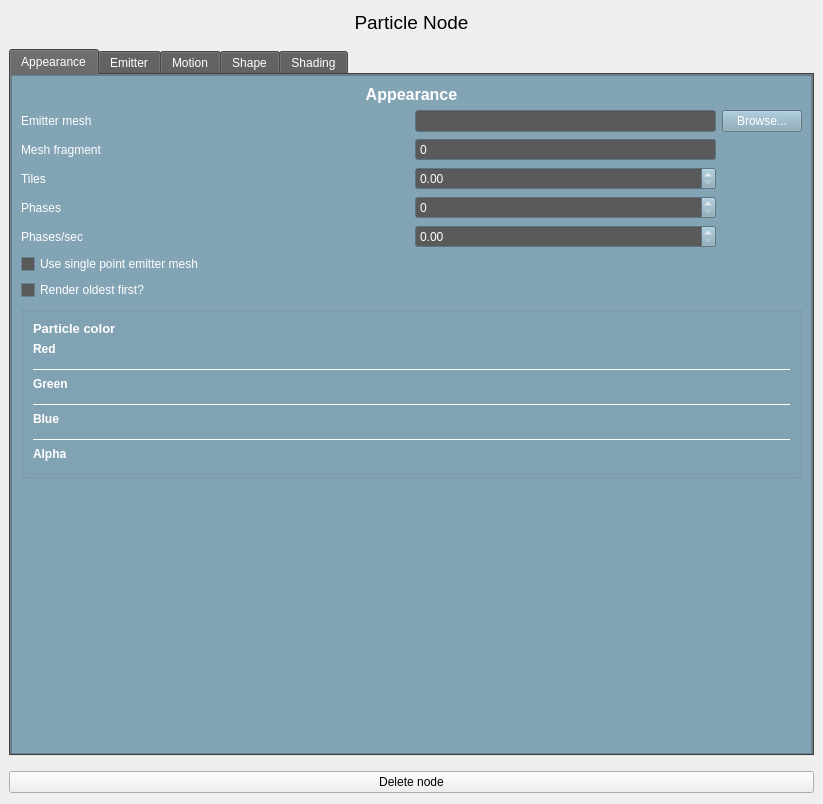
Above: code/qttoolkit/contentbrowser/ui/particlenodeinfowidget.ui from gscept/nebula-trifid before the change. Below: the same form after it.
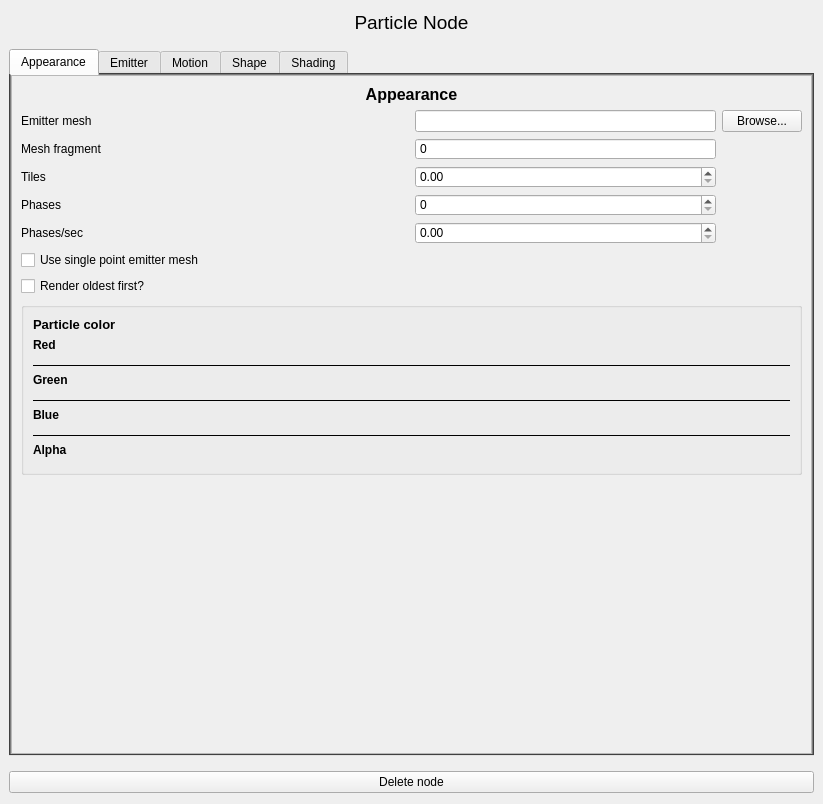
That is the form after the change. The open tabs and pages were chosen to show the change. Custom widgets are drawn as their Qt base class.

What changed in the file:
```diff
--- a/code/qttoolkit/contentbrowser/ui/particlenodeinfowidget.ui
+++ b/code/qttoolkit/contentbrowser/ui/particlenodeinfowidget.ui
@@ -21,6 +21,13 @@
   <property name="windowTitle">
    <string>Frame</string>
   </property>
+  <property name="styleSheet">
+   <string notr="true">QToolTip
+{
+background-color: transparent;
+border: 0;
+}</string>
+  </property>
   <property name="frameShape">
    <enum>QFrame::NoFrame</enum>
   </property>
@@ -939,8 +946,8 @@
                <rect>
                 <x>0</x>
                 <y>0</y>
-                <width>797</width>
-                <height>680</height>
+                <width>237</width>
+                <height>434</height>
                </rect>
               </property>
               <layout class="QGridLayout" name="gridLayout_22">
```
Left out of the diff: 12 changed lines with no effect on the pictures.
